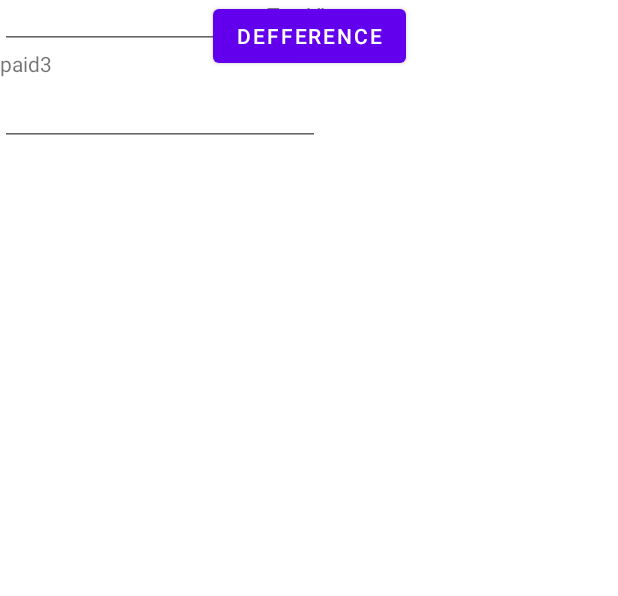
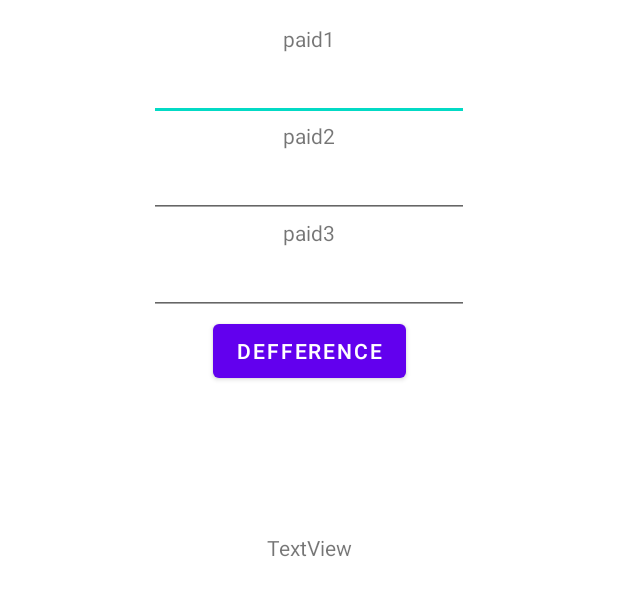
Before and after one commit to Suresh-sanganaboyana-improve10x/EdabitProblems, an Android app: the layout activity_three_programmers.xml on its own in the app's theme, with its tools: preview values and no code run, on a phone screen of 412 x 824 dp. Shown: the top 596 px of the screen. Run offline under Robolectric (Android 15) with nearby library versions, the phone set to English and light mode, and no system bars.

Commit message:
Created ThreeProgrammersActivity and implemented test cases and functionality

```diff
--- a/app/src/main/res/layout/activity_three_programmers.xml
+++ b/app/src/main/res/layout/activity_three_programmers.xml
@@ -4,6 +4,7 @@
     xmlns:tools="http://schemas.android.com/tools"
     android:layout_width="match_parent"
     android:layout_height="match_parent"
+    android:padding="16dp"
     tools:context=".threeprogrammers.ThreeProgrammersActivity">
 
     <TextView
@@ -11,19 +12,22 @@
         android:layout_width="wrap_content"
         android:layout_height="wrap_content"
         android:text="paid1"
-        app:layout_constraintBottom_toTopOf="@+id/paid_one"
-        app:layout_constraintStart_toStartOf="@+id/paid_one"
+        app:layout_constraintEnd_toEndOf="parent"
+        app:layout_constraintHorizontal_bias="0.5"
+        app:layout_constraintStart_toStartOf="parent"
         app:layout_constraintTop_toTopOf="parent"
         app:layout_constraintVertical_chainStyle="packed" />
 
     <EditText
-        android:id="@+id/paid_one"
+        android:id="@+id/pr_one_salary"
         android:layout_width="wrap_content"
         android:layout_height="wrap_content"
         android:ems="10"
         android:inputType="textPersonName"
         app:layout_constraintBottom_toTopOf="@+id/textView4"
-        app:layout_constraintStart_toStartOf="@+id/textView4"
+        app:layout_constraintEnd_toEndOf="parent"
+        app:layout_constraintHorizontal_bias="0.5"
+        app:layout_constraintStart_toStartOf="parent"
         app:layout_constraintTop_toBottomOf="@+id/textView" />
 
     <TextView
@@ -31,18 +35,21 @@
         android:layout_width="wrap_content"
         android:layout_height="wrap_content"
         android:text="paid2"
-        app:layout_constraintBottom_toTopOf="@+id/paid_two"
-        app:layout_constraintStart_toStartOf="@+id/paid_two"
-        app:layout_constraintTop_toBottomOf="@+id/paid_one" />
+        app:layout_constraintEnd_toEndOf="parent"
+        app:layout_constraintHorizontal_bias="0.5"
+        app:layout_constraintStart_toStartOf="parent"
+        app:layout_constraintTop_toBottomOf="@+id/pr_one_salary" />
 
     <EditText
-        android:id="@+id/paid_two"
+        android:id="@+id/pr_two_salary"
         android:layout_width="wrap_content"
         android:layout_height="wrap_content"
         android:ems="10"
         android:inputType="textPersonName"
         app:layout_constraintBottom_toTopOf="@+id/textView5"
-        app:layout_constraintStart_toStartOf="@+id/textView5"
+        app:layout_constraintEnd_toEndOf="@+id/pr_one_salary"
+        app:layout_constraintHorizontal_bias="0.5"
+        app:layout_constraintStart_toStartOf="@+id/pr_one_salary"
         app:layout_constraintTop_toBottomOf="@+id/textView4" />
 
     <TextView
@@ -50,36 +57,41 @@
         android:layout_width="wrap_content"
         android:layout_height="wrap_content"
         android:text="paid3"
-        app:layout_constraintBottom_toTopOf="@+id/paid_three"
-        app:layout_constraintStart_toStartOf="@+id/paid_three"
-        app:layout_constraintTop_toBottomOf="@+id/paid_two" />
+        app:layout_constraintEnd_toEndOf="parent"
+        app:layout_constraintHorizontal_bias="0.5"
+        app:layout_constraintStart_toStartOf="parent"
+        app:layout_constraintTop_toBottomOf="@+id/pr_two_salary" />
 
     <EditText
-        android:id="@+id/paid_three"
+        android:id="@+id/pr_three_salary"
         android:layout_width="wrap_content"
         android:layout_height="wrap_content"
         android:ems="10"
         android:inputType="textPersonName"
-        app:layout_constraintBottom_toTopOf="@+id/defference_btn"
-        app:layout_constraintTop_toBottomOf="@+id/textView5"
-        app:layout_constraintVertical_bias="0.5"
-        tools:layout_editor_absoluteX="18dp" />
+        app:layout_constraintEnd_toEndOf="@+id/pr_two_salary"
+        app:layout_constraintHorizontal_bias="0.5"
+        app:layout_constraintStart_toStartOf="@+id/pr_two_salary"
+        app:layout_constraintTop_toBottomOf="@+id/textView5" />
 
     <Button
         android:id="@+id/defference_btn"
         android:layout_width="wrap_content"
         android:layout_height="wrap_content"
         android:text="Defference"
-        app:layout_constraintEnd_toEndOf="parent"
-        app:layout_constraintStart_toStartOf="parent"
-        tools:layout_editor_absoluteY="469dp" />
+        app:layout_constraintEnd_toEndOf="@+id/pr_three_salary"
+        app:layout_constraintStart_toStartOf="@+id/pr_three_salary"
+        app:layout_constraintTop_toBottomOf="@+id/pr_three_salary" />
 
     <TextView
         android:id="@+id/defference_txt"
-        android:layout_width="wrap_content"
+        android:layout_width="0dp"
         android:layout_height="wrap_content"
+        android:gravity="center"
         android:text="TextView"
+        app:layout_constraintBottom_toBottomOf="parent"
         app:layout_constraintEnd_toEndOf="@+id/defference_btn"
+        app:layout_constraintHorizontal_bias="0.493"
         app:layout_constraintStart_toStartOf="@+id/defference_btn"
-        tools:layout_editor_absoluteY="561dp" />
+        app:layout_constraintTop_toBottomOf="@+id/defference_btn"
+        app:layout_constraintVertical_bias="0.183" />
 </androidx.constraintlayout.widget.ConstraintLayout>
```
Also changed, not shown: app/src/main/AndroidManifest.xml (+7 -0 lines), app/src/main/java/com/example/edabitproblems/threeprogrammers/ThreeProgrammersActivity.java (+25 -2 lines), app/src/main/java/com/example/edabitproblems/threeprogrammers/ThreeProgrammersController.java (added, +8 -0 lines), app/src/main/java/com/example/edabitproblems/threeprogrammers/ThreeProgrammersControllerImpl.java (added, +37 -0 lines), app/src/main/java/com/example/edabitproblems/threeprogrammers/ThreeProgrammersView.java (added, +7 -0 lines).
